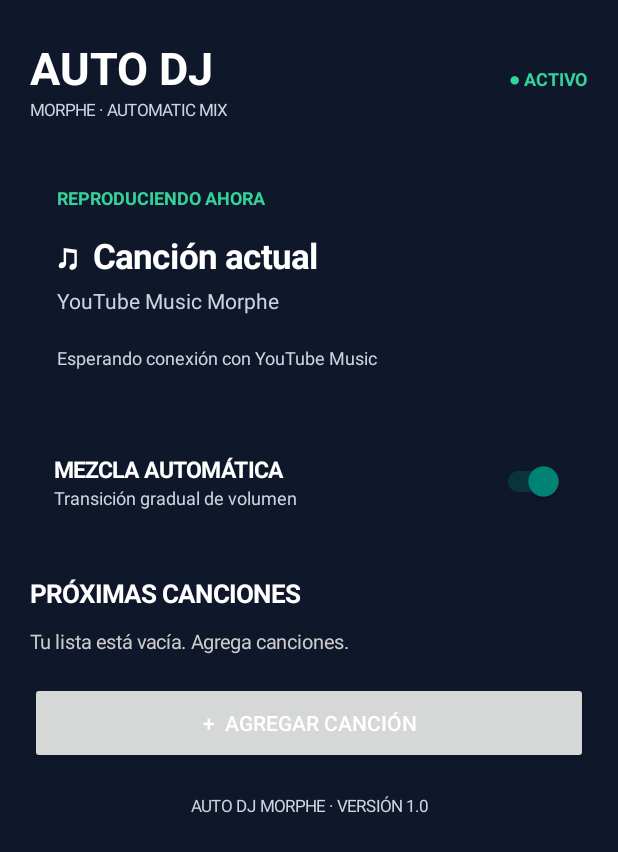
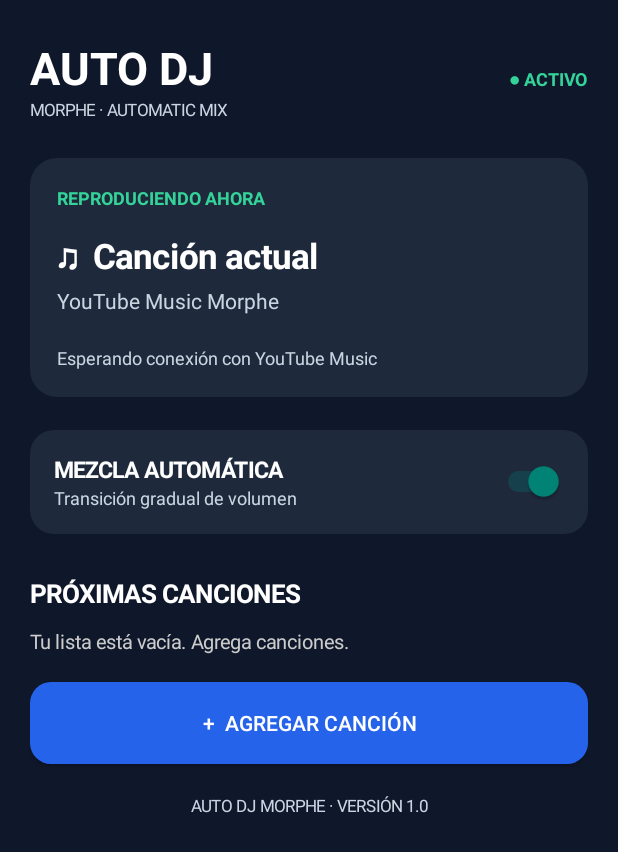
Before and after one commit to Maicol6667/AutoDJMorp, an Android app: the screen it shows after launch (MainActivity), on a phone screen of 412 x 824 dp. Shown: the top 852 px of the screen. Run offline under Robolectric (Android 15) with nearby library versions, the phone set to English and light mode, and no system bars.

Commit message:
Update MainActivity.kt

```diff
--- a/app/src/main/java/com/autodjmorp/app/MainActivity.kt
+++ b/app/src/main/java/com/autodjmorp/app/MainActivity.kt
@@ -1,3 +1,4 @@
+
 package com.autodjmorp
 
 import android.app.Activity
@@ -5,21 +6,16 @@ import android.app.AlertDialog
 import android.os.Bundle
 import android.graphics.Color
 import android.graphics.Typeface
+import android.graphics.drawable.GradientDrawable
 import android.view.Gravity
 import android.view.View
 import android.widget.*
-import android.graphics.drawable.GradientDrawable
 
 class MainActivity : Activity() {
 
-    private val songs = mutableListOf<String>(
-        "Agrega tu primera canción"
-    )
-
+    private val songs = mutableListOf<String>()
     private lateinit var queueLayout: LinearLayout
     private lateinit var statusText: TextView
-
-    private var transitionEnabled = true
 
     private fun dp(value: Int): Int =
         (value * resources.displayMetrics.density).toInt()
@@ -45,13 +41,18 @@ class MainActivity : Activity() {
         }
     }
 
+    private fun addSpace(layout: LinearLayout, height: Int) {
+        val space = View(this)
+        layout.addView(space, LinearLayout.LayoutParams(1, dp(height)))
+    }
+
     override fun onCreate(savedInstanceState: Bundle?) {
         super.onCreate(savedInstanceState)
 
         window.statusBarColor = Color.rgb(15, 23, 42)
         window.navigationBarColor = Color.rgb(15, 23, 42)
 
-        val background = Color.rgb(15, 23, 42)
+        val backgroundColor = Color.rgb(15, 23, 42)
         val cardColor = Color.rgb(30, 41, 59)
         val white = Color.WHITE
         val gray = Color.rgb(203, 213, 225)
@@ -59,7 +60,7 @@ class MainActivity : Activity() {
         val green = Color.rgb(52, 211, 153)
 
         val scroll = ScrollView(this)
-        scroll.setBackgroundColor(background)
+        scroll.setBackgroundColor(backgroundColor)
 
         val main = LinearLayout(this).apply {
             orientation = LinearLayout.VERTICAL
@@ -80,11 +81,7 @@ class MainActivity : Activity() {
         heading.addView(text("AUTO DJ", 30f, white, true))
         heading.addView(text("MORPHE · AUTOMATIC MIX", 11f, gray))
 
-        header.addView(
-            heading,
-            LinearLayout.LayoutParams(0, -2, 1f)
-        )
-
+        header.addView(heading, LinearLayout.LayoutParams(0, -2, 1f))
         header.addView(text("● ACTIVO", 12f, green, true))
         main.addView(header)
 
@@ -93,34 +90,18 @@ class MainActivity : Activity() {
         val currentCard = LinearLayout(this).apply {
             orientation = LinearLayout.VERTICAL
             setPadding(dp(18), dp(18), dp(18), dp(18))
-            background = makeBackground(cardColor, 18)
+            setBackground(makeBackground(cardColor, 18))
         }
 
-        currentCard.addView(
-            text("REPRODUCIENDO AHORA", 12f, green, true)
-        )
-
+        currentCard.addView(text("REPRODUCIENDO AHORA", 12f, green, true))
         addSpace(currentCard, 15)
-
-        currentCard.addView(
-            text("♫  Canción actual", 23f, white, true)
-        )
-
+        currentCard.addView(text("♫  Canción actual", 23f, white, true))
         addSpace(currentCard, 5)
-
-        currentCard.addView(
-            text("YouTube Music Morphe", 14f, gray)
-        )
-
+        currentCard.addView(text("YouTube Music Morphe", 14f, gray))
         addSpace(currentCard, 20)
 
-        statusText = text(
-            "Esperando conexión con YouTube Music",
-            12f,
-            gray
-        )
+        statusText = text("Esperando conexión con YouTube Music", 12f, gray)
         currentCard.addView(statusText)
-
         main.addView(currentCard)
 
         addSpace(main, 22)
@@ -129,20 +110,15 @@ class MainActivity : Activity() {
             orientation = LinearLayout.HORIZONTAL
             gravity = Gravity.CENTER_VERTICAL
             setPadding(dp(16), dp(16), dp(16), dp(16))
-            background = makeBackground(cardColor, 16)
+            setBackground(makeBackground(cardColor, 16))
         }
 
         val transitionLabel = LinearLayout(this).apply {
             orientation = LinearLayout.VERTICAL
         }
 
-        transitionLabel.addView(
-            text("MEZCLA AUTOMÁTICA", 15f, white, true)
-        )
-
-        transitionLabel.addView(
-            text("Transición gradual de volumen", 12f, gray)
-        )
+        transitionLabel.addView(text("MEZCLA AUTOMÁTICA", 15f, white, true))
+        transitionLabel.addView(text("Transición gradual de volumen", 12f, gray))
 
         transitionCard.addView(
             transitionLabel,
@@ -152,7 +128,6 @@ class MainActivity : Activity() {
         val switch = Switch(this).apply {
             isChecked = true
             setOnCheckedChangeListener { _, checked ->
-                transitionEnabled = checked
                 statusText.text = if (checked) {
                     "Transición automática activada"
                 } else {
@@ -165,9 +140,7 @@ class MainActivity : Activity() {
         main.addView(transitionCard)
 
         addSpace(main, 28)
-
         main.addView(text("PRÓXIMAS CANCIONES", 17f, white, true))
-
         addSpace(main, 12)
 
         queueLayout = LinearLayout(this).apply {
@@ -182,48 +155,28 @@ class MainActivity : Activity() {
             text = "+  AGREGAR CANCIÓN"
             textSize = 14f
             setTextColor(white)
-            background = makeBackground(blue, 14)
-            setOnClickListener {
-                addSong()
-            }
+            setBackground(makeBackground(blue, 14))
+            setOnClickListener { addSong() }
         }
 
-        main.addView(
-            addButton,
-            LinearLayout.LayoutParams(-1, dp(55))
-        )
+        main.addView(addButton, LinearLayout.LayoutParams(-1, dp(55)))
 
         addSpace(main, 20)
 
-        val footer = text(
-            "AUTO DJ MORPHE · VERSIÓN 1.0",
-            11f,
-            gray
-        )
+        val footer = text("AUTO DJ MORPHE · VERSIÓN 1.0", 11f, gray)
         footer.gravity = Gravity.CENTER
         main.addView(footer)
 
         setContentView(scroll)
-
         refreshQueue()
-    }
-
-    private fun addSpace(layout: LinearLayout, height: Int) {
-        val space = View(this)
-        layout.addView(
-            space,
-            LinearLayout.LayoutParams(1, dp(height))
-        )
     }
 
     private fun refreshQueue() {
         queueLayout.removeAllViews()
 
-        if (songs.size == 1 &&
-            songs[0] == "Agrega tu primera canción") {
+        if (songs.isEmpty()) {
             queueLayout.addView(
-                text("Tu lista está vacía. Agrega canciones.", 13f,
-                    Color.LTGRAY)
+                text("Tu lista está vacía. Agrega canciones.", 13f, Color.LTGRAY)
             )
             return
         }
@@ -234,14 +187,10 @@ class MainActivity : Activity() {
                 textSize = 15f
                 setTextColor(Color.WHITE)
                 setPadding(dp(15), dp(18), dp(15), dp(18))
-                background = makeBackground(
-                    Color.rgb(30, 41, 59), 12
-                )
+                setBackground(makeBackground(Color.rgb(30, 41, 59), 12))
             }
 
-            val params = LinearLayout.LayoutParams(
-                -1, -2
-            )
+            val params = LinearLayout.LayoutParams(-1, -2)
             params.bottomMargin = dp(9)
             queueLayout.addView(item, params)
         }
@@ -258,13 +207,7 @@ class MainActivity : Activity() {
             .setView(input)
             .setPositiveButton("Agregar") { _, _ ->
                 val name = input.text.toString().trim()
-
                 if (name.isNotEmpty()) {
-                    if (songs.size == 1 &&
-                        songs[0] == "Agrega tu primera canción") {
-                        songs.clear()
-                    }
-
                     songs.add(name)
                     refreshQueue()
                 }
```
